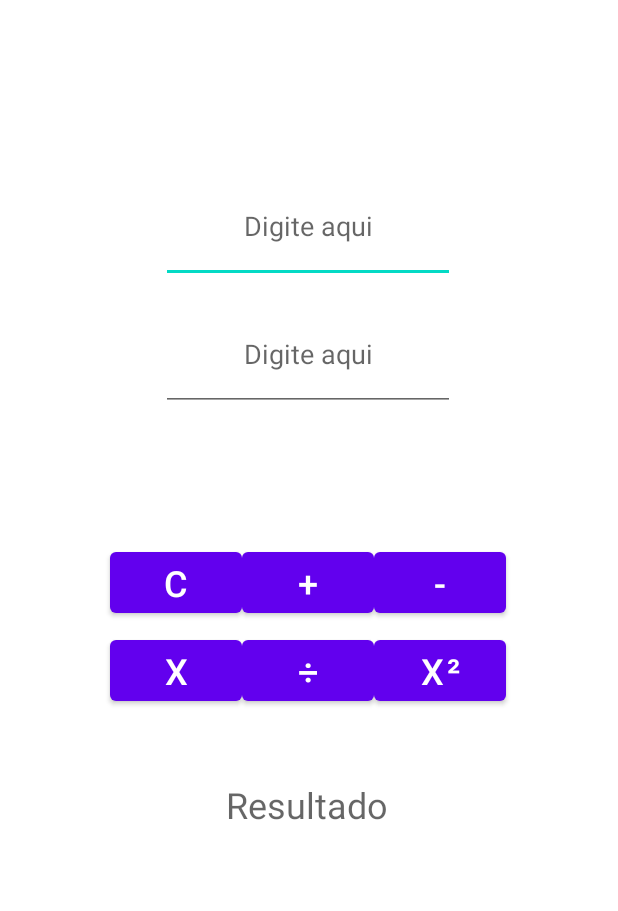
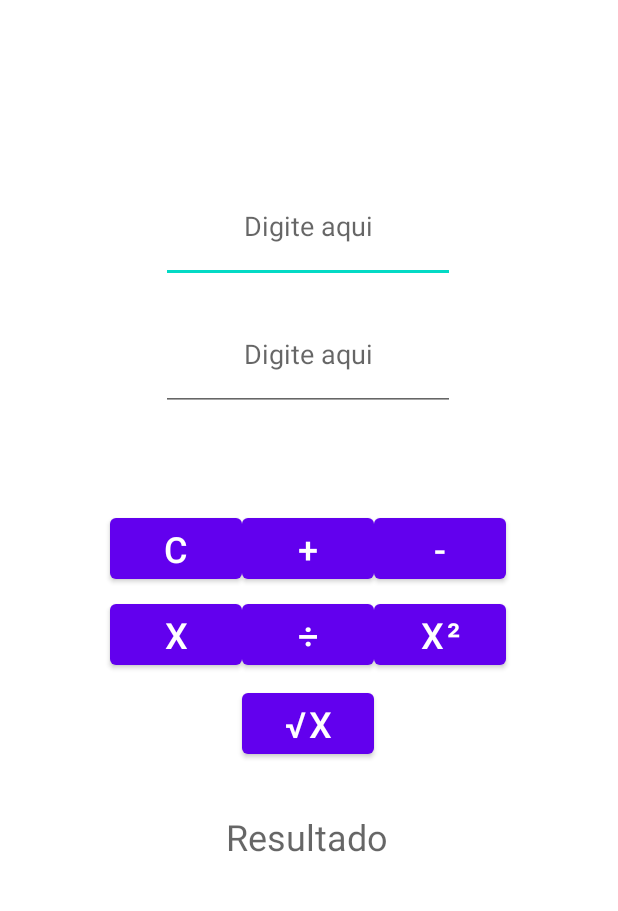
Before and after one commit to shishakkj/calculadoraTroll, an Android app: the layout activity_main.xml on its own in the app's theme, with its tools: preview values and no code run, on a phone screen of 412 x 824 dp, the part 225-1136 px from its top. Run offline under Robolectric (Android 15) with nearby library versions, the phone set to English and light mode, and no system bars.

Commit message:
Funções adicionadas

```diff
--- a/app/src/main/res/layout/activity_main.xml
+++ b/app/src/main/res/layout/activity_main.xml
@@ -5,6 +5,20 @@
     android:layout_width="match_parent"
     android:layout_height="match_parent"
     tools:context=".MainActivity">
+
+    <Button
+        android:id="@+id/botaoRaizDe"
+        android:layout_width="wrap_content"
+        android:layout_height="wrap_content"
+        android:onClick="raiz"
+        android:text="√x"
+        android:textSize="24sp"
+        app:layout_constraintBottom_toBottomOf="parent"
+        app:layout_constraintEnd_toEndOf="parent"
+        app:layout_constraintHorizontal_bias="0.498"
+        app:layout_constraintStart_toStartOf="parent"
+        app:layout_constraintTop_toTopOf="parent"
+        app:layout_constraintVertical_bias="0.786" />
 
     <TextView
         android:id="@+id/titulo"
@@ -51,6 +65,20 @@
         app:layout_constraintVertical_bias="0.466" />
 
     <Button
+        android:id="@+id/botaoDivisao"
+        android:layout_width="wrap_content"
+        android:layout_height="wrap_content"
+        android:onClick="dividir"
+        android:text="÷"
+        android:textSize="24sp"
+        app:layout_constraintBottom_toBottomOf="parent"
+        app:layout_constraintEnd_toEndOf="parent"
+        app:layout_constraintHorizontal_bias="0.498"
+        app:layout_constraintStart_toStartOf="parent"
+        app:layout_constraintTop_toTopOf="parent"
+        app:layout_constraintVertical_bias="0.709" />
+
+    <Button
         android:id="@+id/botaoSoma"
         android:layout_width="wrap_content"
         android:layout_height="wrap_content"
@@ -62,12 +90,27 @@
         app:layout_constraintHorizontal_bias="0.498"
         app:layout_constraintStart_toStartOf="parent"
         app:layout_constraintTop_toTopOf="parent"
-        app:layout_constraintVertical_bias="0.664" />
+        app:layout_constraintVertical_bias="0.634" />
+
+    <Button
+        android:id="@+id/multiplicacao"
+        android:layout_width="wrap_content"
+        android:layout_height="wrap_content"
+        android:onClick="multiplicar"
+        android:text="x"
+        android:textSize="24sp"
+        app:layout_constraintBottom_toBottomOf="parent"
+        app:layout_constraintEnd_toEndOf="parent"
+        app:layout_constraintHorizontal_bias="0.226"
+        app:layout_constraintStart_toStartOf="parent"
+        app:layout_constraintTop_toTopOf="parent"
+        app:layout_constraintVertical_bias="0.709" />
 
     <Button
         android:id="@+id/botaoClear"
         android:layout_width="wrap_content"
         android:layout_height="wrap_content"
+        android:onClick="clear"
         android:text="C"
         android:textSize="24sp"
         app:layout_constraintBottom_toBottomOf="parent"
@@ -75,25 +118,13 @@
         app:layout_constraintHorizontal_bias="0.226"
         app:layout_constraintStart_toStartOf="parent"
         app:layout_constraintTop_toTopOf="parent"
-        app:layout_constraintVertical_bias="0.664" />
-
-    <Button
-        android:id="@+id/multiplicacao"
-        android:layout_width="wrap_content"
-        android:layout_height="wrap_content"
-        android:text="x"
-        android:textSize="24sp"
-        app:layout_constraintBottom_toBottomOf="parent"
-        app:layout_constraintEnd_toEndOf="parent"
-        app:layout_constraintHorizontal_bias="0.226"
-        app:layout_constraintStart_toStartOf="parent"
-        app:layout_constraintTop_toTopOf="parent"
-        app:layout_constraintVertical_bias="0.74" />
+        app:layout_constraintVertical_bias="0.634" />
 
     <Button
         android:id="@+id/botaoElevarAoQuadrado"
         android:layout_width="wrap_content"
         android:layout_height="wrap_content"
+        android:onClick="exponenciar"
         android:text="x²"
         android:textSize="24sp"
         app:layout_constraintBottom_toBottomOf="parent"
@@ -101,20 +132,7 @@
         app:layout_constraintHorizontal_bias="0.77"
         app:layout_constraintStart_toStartOf="parent"
         app:layout_constraintTop_toTopOf="parent"
-        app:layout_constraintVertical_bias="0.74" />
-
-    <Button
-        android:id="@+id/botaoDivisao"
-        android:layout_width="wrap_content"
-        android:layout_height="wrap_content"
-        android:text="÷"
-        android:textSize="24sp"
-        app:layout_constraintBottom_toBottomOf="parent"
-        app:layout_constraintEnd_toEndOf="parent"
-        app:layout_constraintHorizontal_bias="0.498"
-        app:layout_constraintStart_toStartOf="parent"
-        app:layout_constraintTop_toTopOf="parent"
-        app:layout_constraintVertical_bias="0.74" />
+        app:layout_constraintVertical_bias="0.709" />
 
     <Button
         android:id="@+id/botaoSub"
@@ -128,7 +146,7 @@
         app:layout_constraintHorizontal_bias="0.77"
         app:layout_constraintStart_toStartOf="parent"
         app:layout_constraintTop_toTopOf="parent"
-        app:layout_constraintVertical_bias="0.664" />
+        app:layout_constraintVertical_bias="0.634" />
 
     <TextView
         android:id="@+id/resultado"
@@ -142,6 +160,6 @@
         app:layout_constraintHorizontal_bias="0.497"
         app:layout_constraintStart_toStartOf="parent"
         app:layout_constraintTop_toTopOf="parent"
-        app:layout_constraintVertical_bias="0.855" />
+        app:layout_constraintVertical_bias="0.882" />
 
 </androidx.constraintlayout.widget.ConstraintLayout>
```
Also changed, not shown: app/src/main/java/com/example/calculadoratroll/MainActivity.java (+45 -1 lines).
